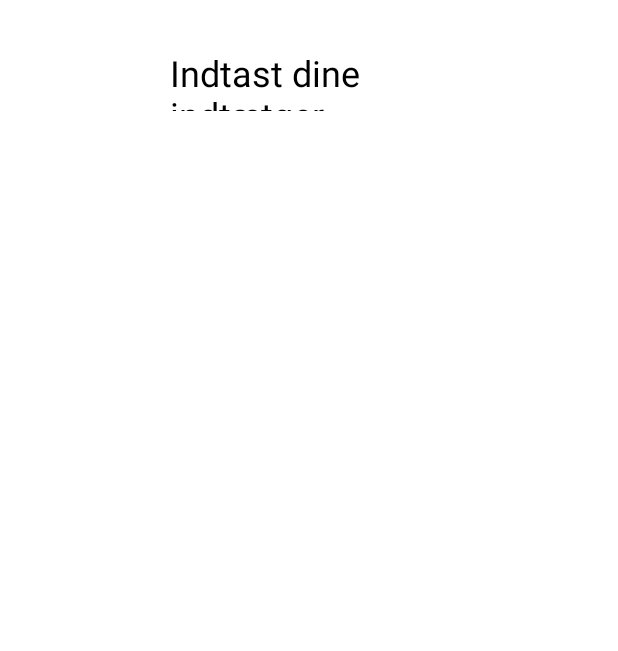
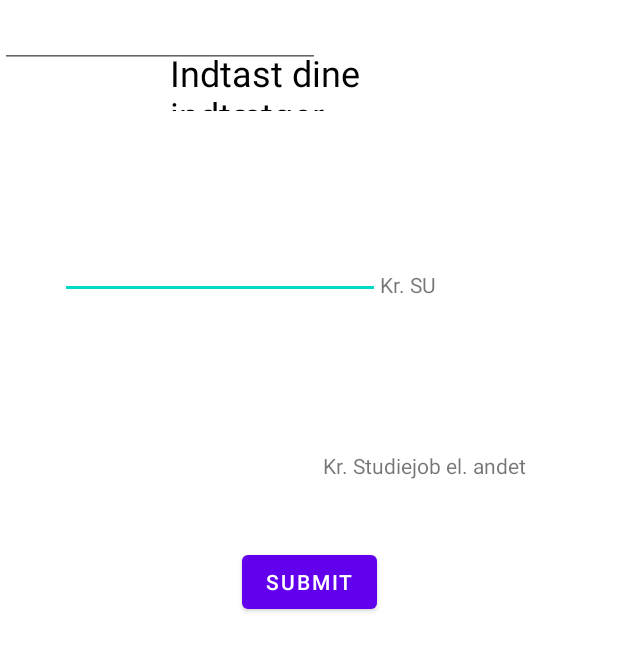
Before and after one commit to WilliELM/quickApp, an Android app: the layout activity_income.xml on its own in the app's theme, with its tools: preview values and no code run, on a phone screen of 412 x 824 dp. Shown: the top 651 px of the screen. Run offline under Robolectric (Android 15) with nearby library versions, the phone set to English and light mode, and no system bars.

Commit message:
commit income activity

```diff
--- a/app/src/main/res/layout/activity_income.xml
+++ b/app/src/main/res/layout/activity_income.xml
@@ -22,4 +22,75 @@
         app:layout_constraintTop_toTopOf="parent"
         app:layout_constraintVertical_bias="0.0" />
 
+    <EditText
+        android:id="@+id/editTextNumberDecimal4"
+        android:layout_width="wrap_content"
+        android:layout_height="wrap_content"
+        android:layout_marginStart="40dp"
+        android:layout_marginTop="80dp"
+        android:layout_marginEnd="159dp"
+        android:layout_marginBottom="532dp"
+        android:ems="10"
+        android:inputType="numberDecimal"
+        app:layout_constraintBottom_toBottomOf="parent"
+        app:layout_constraintEnd_toEndOf="parent"
+        app:layout_constraintHorizontal_bias="0.0"
+        app:layout_constraintStart_toStartOf="parent"
+        app:layout_constraintTop_toBottomOf="@+id/income_title"
+        app:layout_constraintVertical_bias="0.0" />
+
+    <TextView
+        android:id="@+id/su_crown"
+        android:layout_width="wrap_content"
+        android:layout_height="wrap_content"
+        android:layout_marginTop="106dp"
+        android:layout_marginEnd="144dp"
+        android:layout_marginBottom="532dp"
+        android:text="Kr. SU"
+        app:layout_constraintBottom_toBottomOf="parent"
+        app:layout_constraintEnd_toEndOf="parent"
+        app:layout_constraintHorizontal_bias="0.0"
+        app:layout_constraintStart_toEndOf="@+id/editTextNumberDecimal4"
+        app:layout_constraintTop_toBottomOf="@+id/income_title"
+        app:layout_constraintVertical_bias="0.0" />
+
+    <EditText
+        android:id="@+id/editTextNumberDecimal5"
+        android:layout_width="wrap_content"
+        android:layout_height="wrap_content"
+        android:ems="10"
+        android:inputType="numberDecimal"
+        tools:layout_editor_absoluteX="41dp"
+        tools:layout_editor_absoluteY="276dp" />
+
+    <TextView
+        android:id="@+id/studyjob_crown"
+        android:layout_width="wrap_content"
+        android:layout_height="wrap_content"
+        android:layout_marginStart="2dp"
+        android:layout_marginTop="101dp"
+        android:layout_marginEnd="100dp"
+        android:layout_marginBottom="412dp"
+        android:text="Kr. Studiejob el. andet"
+        app:layout_constraintBottom_toBottomOf="parent"
+        app:layout_constraintEnd_toEndOf="parent"
+        app:layout_constraintHorizontal_bias="0.0"
+        app:layout_constraintStart_toEndOf="@+id/editTextNumberDecimal5"
+        app:layout_constraintTop_toBottomOf="@+id/su_crown"
+        app:layout_constraintVertical_bias="0.0" />
+
+    <Button
+        android:id="@+id/button_income"
+        android:layout_width="wrap_content"
+        android:layout_height="wrap_content"
+        android:layout_marginStart="150dp"
+        android:layout_marginTop="134dp"
+        android:layout_marginEnd="150dp"
+        android:layout_marginBottom="228dp"
+        android:text="SUBMIT"
+        app:layout_constraintBottom_toBottomOf="parent"
+        app:layout_constraintEnd_toEndOf="parent"
+        app:layout_constraintStart_toStartOf="parent"
+        app:layout_constraintTop_toBottomOf="@+id/editTextNumberDecimal5" />
+
 </androidx.constraintlayout.widget.ConstraintLayout>
```
